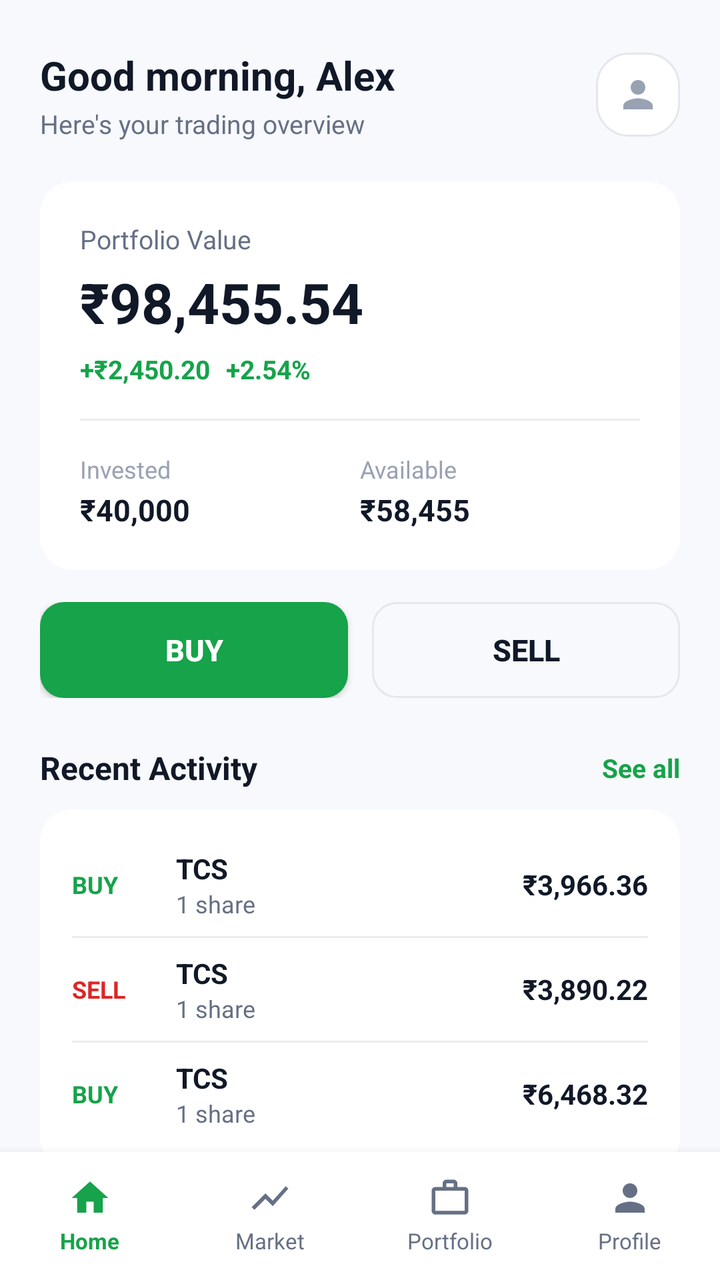
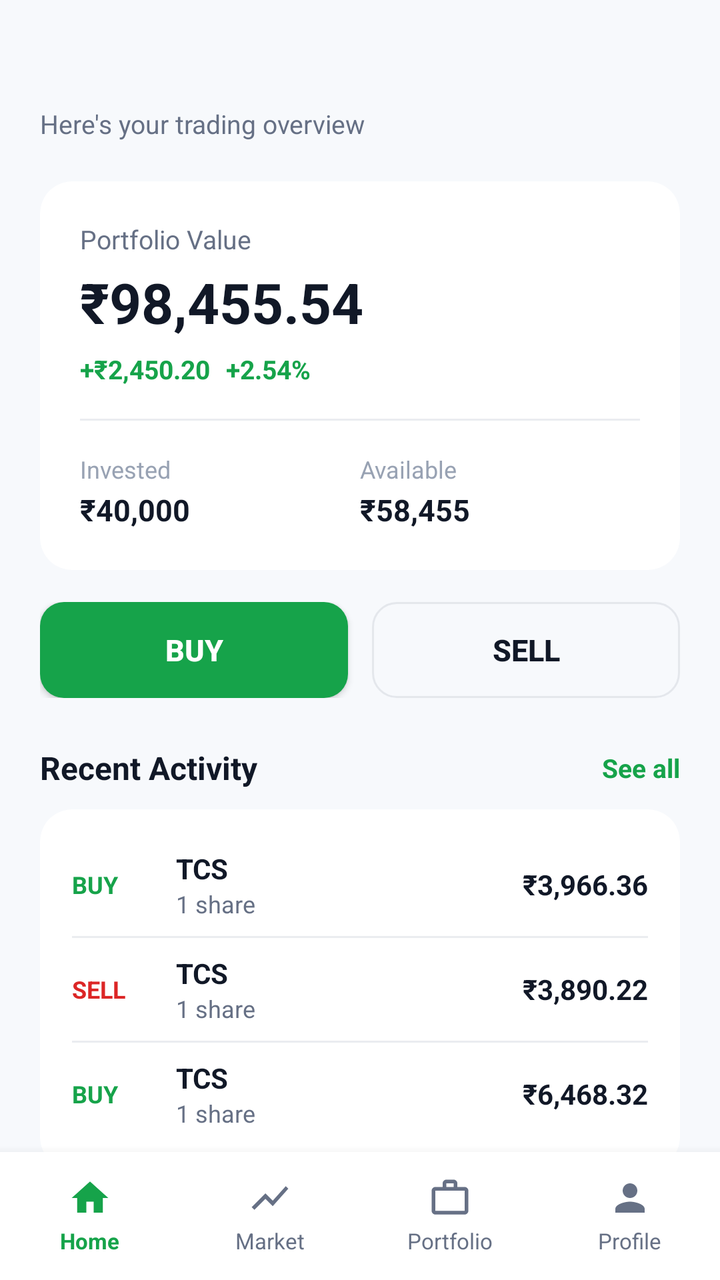

Before-and-after screenshots of an Android layout around one commit, followed by the original layout XML and the change that was made.
<!-- AndroidManifest.xml: application theme Theme.Bourse -->
<!-- res/layout/activity_main.xml -->
<?xml version="1.0" encoding="utf-8"?>
<androidx.constraintlayout.widget.ConstraintLayout xmlns:android="http://schemas.android.com/apk/res/android"
    xmlns:app="http://schemas.android.com/apk/res-auto"
    xmlns:tools="http://schemas.android.com/tools"
    android:id="@+id/main"
    android:layout_width="match_parent"
    android:layout_height="match_parent"
    android:background="@color/bourse_background"
    tools:context=".MainActivity">

    
    <ScrollView
        android:layout_width="0dp"
        android:layout_height="0dp"
        android:fillViewport="true"
        android:scrollbars="none"
        app:layout_constraintBottom_toTopOf="@id/bottomNavContainer"
        app:layout_constraintEnd_toEndOf="parent"
        app:layout_constraintStart_toStartOf="parent"
        app:layout_constraintTop_toTopOf="parent">

        <androidx.constraintlayout.widget.ConstraintLayout
            android:layout_width="match_parent"
            android:layout_height="wrap_content"
            android:paddingStart="20dp"
            android:paddingEnd="20dp"
            android:paddingTop="24dp"
            android:paddingBottom="24dp">

            
            <LinearLayout
                android:id="@+id/headerLayout"
                android:layout_width="0dp"
                android:layout_height="wrap_content"
                android:orientation="horizontal"
                android:gravity="center_vertical"
                app:layout_constraintEnd_toEndOf="parent"
                app:layout_constraintStart_toStartOf="parent"
                app:layout_constraintTop_toTopOf="parent">

                <LinearLayout
                    android:layout_width="0dp"
                    android:layout_height="wrap_content"
                    android:layout_weight="1"
                    android:orientation="vertical">

                    <TextView
                        android:id="@+id/tvGreeting"
                        android:layout_width="wrap_content"
                        android:layout_height="wrap_content"
                        android:text="Good morning, Alex"
                        android:textColor="@color/bourse_text_primary"
                        android:textSize="20sp"
                        android:textStyle="bold" />

                    <TextView
                        android:id="@+id/tvSubtitle"
                        android:layout_width="wrap_content"
                        android:layout_height="wrap_content"
                        android:layout_marginTop="2dp"
                        android:text="Here&apos;s your trading overview"
                        android:textColor="@color/bourse_text_secondary"
                        android:textSize="13sp" />
                </LinearLayout>

                
                <FrameLayout
                    android:id="@+id/flProfile"
                    android:layout_width="42dp"
                    android:layout_height="42dp"
                    android:background="@drawable/bg_logo_container"
                    android:clickable="true"
                    android:focusable="true">

                    <ImageView
                        android:layout_width="22dp"
                        android:layout_height="22dp"
                        android:layout_gravity="center"
                        android:contentDescription="Profile"
                        android:src="@drawable/ic_user" />
                </FrameLayout>
            </LinearLayout>

            
            <androidx.cardview.widget.CardView
                android:id="@+id/cardPortfolio"
                android:layout_width="0dp"
                android:layout_height="wrap_content"
                android:layout_marginTop="20dp"
                app:cardBackgroundColor="@color/bourse_surface"
                app:cardCornerRadius="16dp"
                app:cardElevation="0dp"
                app:strokeWidth="1dp"
                app:strokeColor="@color/bourse_border"
                app:layout_constraintEnd_toEndOf="parent"
                app:layout_constraintStart_toStartOf="parent"
                app:layout_constraintTop_toBottomOf="@id/headerLayout">

                <LinearLayout
                    android:layout_width="match_parent"
                    android:layout_height="wrap_content"
                    android:orientation="vertical"
                    android:padding="20dp">

                    <TextView
                        android:layout_width="wrap_content"
                        android:layout_height="wrap_content"
                        android:text="Portfolio Value"
                        android:textColor="@color/bourse_text_secondary"
                        android:textSize="13sp" />

                    <TextView
                        android:id="@+id/tvPortfolioValue"
                        android:layout_width="wrap_content"
                        android:layout_height="wrap_content"
                        android:layout_marginTop="4dp"
                        android:text="₹98,455.54"
                        android:textColor="@color/bourse_text_primary"
                        android:textSize="28sp"
                        android:textStyle="bold" />

                    <LinearLayout
                        android:layout_width="wrap_content"
                        android:layout_height="wrap_content"
                        android:layout_marginTop="6dp"
                        android:gravity="center_vertical"
                        android:orientation="horizontal">

                        <TextView
                            android:id="@+id/tvPortfolioChangeAmount"
                            android:layout_width="wrap_content"
                            android:layout_height="wrap_content"
                            android:text="+₹2,450.20"
                            android:textColor="@color/bourse_profit"
                            android:textSize="13sp"
                            android:textStyle="bold" />

                        <TextView
                            android:id="@+id/tvPortfolioChangePercent"
                            android:layout_width="wrap_content"
                            android:layout_height="wrap_content"
                            android:layout_marginStart="8dp"
                            android:text="+2.54%"
                            android:textColor="@color/bourse_profit"
                            android:textSize="13sp"
                            android:textStyle="bold" />
                    </LinearLayout>

                    <View
                        android:layout_width="match_parent"
                        android:layout_height="1dp"
                        android:layout_marginTop="16dp"
                        android:layout_marginBottom="16dp"
                        android:background="@color/bourse_divider" />

                    
                    <LinearLayout
                        android:layout_width="match_parent"
                        android:layout_height="wrap_content"
                        android:orientation="horizontal">

                        <LinearLayout
                            android:layout_width="0dp"
                            android:layout_height="wrap_content"
                            android:layout_weight="1"
                            android:orientation="vertical">

                            <TextView
                                android:layout_width="wrap_content"
                                android:layout_height="wrap_content"
                                android:text="Invested"
                                android:textColor="@color/bourse_text_tertiary"
                                android:textSize="12sp" />

                            <TextView
                                android:id="@+id/tvInvestedValue"
                                android:layout_width="wrap_content"
                                android:layout_height="wrap_content"
                                android:layout_marginTop="2dp"
                                android:text="₹40,000"
                                android:textColor="@color/bourse_text_primary"
                                android:textSize="15sp"
                                android:textStyle="bold" />
                        </LinearLayout>

                        <LinearLayout
                            android:layout_width="0dp"
                            android:layout_height="wrap_content"
                            android:layout_weight="1"
                            android:orientation="vertical">

                            <TextView
                                android:layout_width="wrap_content"
                                android:layout_height="wrap_content"
                                android:text="Available"
                                android:textColor="@color/bourse_text_tertiary"
                                android:textSize="12sp" />

                            <TextView
                                android:id="@+id/tvAvailableValue"
                                android:layout_width="wrap_content"
                                android:layout_height="wrap_content"
                                android:layout_marginTop="2dp"
                                android:text="₹58,455"
                                android:textColor="@color/bourse_text_primary"
                                android:textSize="15sp"
                                android:textStyle="bold" />
                        </LinearLayout>
                    </LinearLayout>

                </LinearLayout>
            </androidx.cardview.widget.CardView>

            
            <LinearLayout
                android:id="@+id/actionsLayout"
                android:layout_width="0dp"
                android:layout_height="wrap_content"
                android:layout_marginTop="16dp"
                android:orientation="horizontal"
                app:layout_constraintEnd_toEndOf="parent"
                app:layout_constraintStart_toStartOf="parent"
                app:layout_constraintTop_toBottomOf="@id/cardPortfolio">

                <androidx.appcompat.widget.AppCompatButton
                    android:id="@+id/btnBuy"
                    android:layout_width="0dp"
                    android:layout_height="48dp"
                    android:layout_weight="1"
                    android:background="@drawable/bg_login_button"
                    android:text="BUY"
                    android:textAllCaps="false"
                    android:textColor="@color/bourse_button_text"
                    android:textSize="15sp"
                    android:textStyle="bold" />

                <Space
                    android:layout_width="12dp"
                    android:layout_height="wrap_content" />

                <androidx.appcompat.widget.AppCompatButton
                    android:id="@+id/btnSell"
                    android:layout_width="0dp"
                    android:layout_height="48dp"
                    android:layout_weight="1"
                    android:background="@drawable/bg_secondary_button"
                    android:text="SELL"
                    android:textAllCaps="false"
                    android:textColor="@color/bourse_text_primary"
                    android:textSize="15sp"
                    android:textStyle="bold" />
            </LinearLayout>

            
            <LinearLayout
                android:id="@+id/activityHeader"
                android:layout_width="0dp"
                android:layout_height="wrap_content"
                android:layout_marginTop="24dp"
                android:gravity="center_vertical"
                android:orientation="horizontal"
                app:layout_constraintEnd_toEndOf="parent"
                app:layout_constraintStart_toStartOf="parent"
                app:layout_constraintTop_toBottomOf="@id/actionsLayout">

                <TextView
                    android:layout_width="0dp"
                    android:layout_height="wrap_content"
                    android:layout_weight="1"
                    android:text="Recent Activity"
                    android:textColor="@color/bourse_text_primary"
                    android:textSize="16sp"
                    android:textStyle="bold" />

                <TextView
                    android:id="@+id/tvSeeAllActivity"
                    android:layout_width="wrap_content"
                    android:layout_height="wrap_content"
                    android:clickable="true"
                    android:focusable="true"
                    android:text="See all"
                    android:textColor="@color/bourse_action_text"
                    android:textSize="13sp"
                    android:textStyle="bold" />
            </LinearLayout>

            <androidx.cardview.widget.CardView
                android:id="@+id/cardActivity"
                android:layout_width="0dp"
                android:layout_height="wrap_content"
                android:layout_marginTop="10dp"
                app:cardBackgroundColor="@color/bourse_surface"
                app:cardCornerRadius="16dp"
                app:cardElevation="0dp"
                app:strokeWidth="1dp"
                app:strokeColor="@color/bourse_border"
                app:layout_constraintEnd_toEndOf="parent"
                app:layout_constraintStart_toStartOf="parent"
                app:layout_constraintTop_toBottomOf="@id/activityHeader">

                <LinearLayout
                    android:layout_width="match_parent"
                    android:layout_height="wrap_content"
                    android:orientation="vertical"
                    android:paddingStart="16dp"
                    android:paddingEnd="16dp"
                    android:paddingTop="12dp"
                    android:paddingBottom="12dp">

                    
                    <LinearLayout
                        android:id="@+id/layoutTx1"
                        android:layout_width="match_parent"
                        android:layout_height="wrap_content"
                        android:gravity="center_vertical"
                        android:orientation="horizontal"
                        android:paddingTop="8dp"
                        android:paddingBottom="8dp">

                        <TextView
                            android:id="@+id/tvTx1Type"
                            android:layout_width="52dp"
                            android:layout_height="wrap_content"
                            android:text="BUY"
                            android:textColor="@color/bourse_buy"
                            android:textSize="12sp"
                            android:textStyle="bold" />

                        <LinearLayout
                            android:layout_width="0dp"
                            android:layout_height="wrap_content"
                            android:layout_weight="1"
                            android:orientation="vertical">

                            <TextView
                                android:id="@+id/tvTx1Symbol"
                                android:layout_width="wrap_content"
                                android:layout_height="wrap_content"
                                android:text="TCS"
                                android:textColor="@color/bourse_text_primary"
                                android:textSize="14sp"
                                android:textStyle="bold" />

                            <TextView
                                android:id="@+id/tvTx1Details"
                                android:layout_width="wrap_content"
                                android:layout_height="wrap_content"
                                android:text="1 share"
                                android:textColor="@color/bourse_text_secondary"
                                android:textSize="12sp" />
                        </LinearLayout>

                        <TextView
                            android:id="@+id/tvTx1Amount"
                            android:layout_width="wrap_content"
                            android:layout_height="wrap_content"
                            android:text="₹3,966.36"
                            android:textColor="@color/bourse_text_primary"
                            android:textSize="14sp"
                            android:textStyle="bold" />
                    </LinearLayout>

                    <View
                        android:id="@+id/divider1"
                        android:layout_width="match_parent"
                        android:layout_height="1dp"
                        android:background="@color/bourse_divider" />

                    
                    <LinearLayout
                        android:id="@+id/layoutTx2"
                        android:layout_width="match_parent"
                        android:layout_height="wrap_content"
                        android:gravity="center_vertical"
                        android:orientation="horizontal"
                        android:paddingTop="8dp"
                        android:paddingBottom="8dp">

                        <TextView
                            android:id="@+id/tvTx2Type"
                            android:layout_width="52dp"
                            android:layout_height="wrap_content"
                            android:text="SELL"
                            android:textColor="@color/bourse_sell"
                            android:textSize="12sp"
                            android:textStyle="bold" />

                        <LinearLayout
                            android:layout_width="0dp"
                            android:layout_height="wrap_content"
                            android:layout_weight="1"
                            android:orientation="vertical">

                            <TextView
                                android:id="@+id/tvTx2Symbol"
                                android:layout_width="wrap_content"
                                android:layout_height="wrap_content"
                                android:text="TCS"
                                android:textColor="@color/bourse_text_primary"
                                android:textSize="14sp"
                                android:textStyle="bold" />

                            <TextView
                                android:id="@+id/tvTx2Details"
                                android:layout_width="wrap_content"
                                android:layout_height="wrap_content"
                                android:text="1 share"
                                android:textColor="@color/bourse_text_secondary"
                                android:textSize="12sp" />
                        </LinearLayout>

                        <TextView
                            android:id="@+id/tvTx2Amount"
                            android:layout_width="wrap_content"
                            android:layout_height="wrap_content"
                            android:text="₹3,890.22"
                            android:textColor="@color/bourse_text_primary"
                            android:textSize="14sp"
                            android:textStyle="bold" />
                    </LinearLayout>

                    <View
                        android:id="@+id/divider2"
                        android:layout_width="match_parent"
                        android:layout_height="1dp"
                        android:background="@color/bourse_divider" />

                    
                    <LinearLayout
                        android:id="@+id/layoutTx3"
                        android:layout_width="match_parent"
                        android:layout_height="wrap_content"
                        android:gravity="center_vertical"
                        android:orientation="horizontal"
                        android:paddingTop="8dp"
                        android:paddingBottom="8dp">

                        <TextView
                            android:id="@+id/tvTx3Type"
                            android:layout_width="52dp"
                            android:layout_height="wrap_content"
                            android:text="BUY"
                            android:textColor="@color/bourse_buy"
                            android:textSize="12sp"
                            android:textStyle="bold" />

                        <LinearLayout
                            android:layout_width="0dp"
                            android:layout_height="wrap_content"
                            android:layout_weight="1"
                            android:orientation="vertical">

                            <TextView
                                android:id="@+id/tvTx3Symbol"
                                android:layout_width="wrap_content"
                                android:layout_height="wrap_content"
                                android:text="TCS"
                                android:textColor="@color/bourse_text_primary"
                                android:textSize="14sp"
                                android:textStyle="bold" />

                            <TextView
                                android:id="@+id/tvTx3Details"
                                android:layout_width="wrap_content"
                                android:layout_height="wrap_content"
                                android:text="1 share"
                                android:textColor="@color/bourse_text_secondary"
                                android:textSize="12sp" />
                        </LinearLayout>

                        <TextView
                            android:id="@+id/tvTx3Amount"
                            android:layout_width="wrap_content"
                            android:layout_height="wrap_content"
                            android:text="₹6,468.32"
                            android:textColor="@color/bourse_text_primary"
                            android:textSize="14sp"
                            android:textStyle="bold" />
                    </LinearLayout>

                </LinearLayout>
            </androidx.cardview.widget.CardView>

        </androidx.constraintlayout.widget.ConstraintLayout>
    </ScrollView>

    
    <LinearLayout
        android:id="@+id/bottomNavContainer"
        android:layout_width="0dp"
        android:layout_height="64dp"
        android:background="@color/bourse_surface"
        android:elevation="8dp"
        android:orientation="horizontal"
        app:layout_constraintBottom_toBottomOf="parent"
        app:layout_constraintEnd_toEndOf="parent"
        app:layout_constraintStart_toStartOf="parent">

        
        <LinearLayout
            android:id="@+id/navHome"
            android:layout_width="0dp"
            android:layout_height="match_parent"
            android:layout_weight="1"
            android:background="?attr/selectableItemBackground"
            android:gravity="center"
            android:orientation="vertical">

            <ImageView
                android:layout_width="22dp"
                android:layout_height="22dp"
                android:contentDescription="Home"
                android:src="@drawable/ic_home"
                app:tint="@color/bourse_action_text" />

            <TextView
                android:layout_width="wrap_content"
                android:layout_height="wrap_content"
                android:layout_marginTop="3dp"
                android:text="Home"
                android:textColor="@color/bourse_action_text"
                android:textSize="11sp"
                android:textStyle="bold" />
        </LinearLayout>

        
        <LinearLayout
            android:id="@+id/navMarket"
            android:layout_width="0dp"
            android:layout_height="match_parent"
            android:layout_weight="1"
            android:background="?attr/selectableItemBackground"
            android:gravity="center"
            android:orientation="vertical">

            <ImageView
                android:layout_width="22dp"
                android:layout_height="22dp"
                android:contentDescription="Market"
                android:src="@drawable/ic_market"
                app:tint="@color/bourse_text_secondary" />

            <TextView
                android:layout_width="wrap_content"
                android:layout_height="wrap_content"
                android:layout_marginTop="3dp"
                android:text="Market"
                android:textColor="@color/bourse_text_secondary"
                android:textSize="11sp" />
        </LinearLayout>

        
        <LinearLayout
            android:id="@+id/navPortfolio"
            android:layout_width="0dp"
            android:layout_height="match_parent"
            android:layout_weight="1"
            android:background="?attr/selectableItemBackground"
            android:gravity="center"
            android:orientation="vertical">

            <ImageView
                android:layout_width="22dp"
                android:layout_height="22dp"
                android:contentDescription="Portfolio"
                android:src="@drawable/ic_portfolio"
                app:tint="@color/bourse_text_secondary" />

            <TextView
                android:layout_width="wrap_content"
                android:layout_height="wrap_content"
                android:layout_marginTop="3dp"
                android:text="Portfolio"
                android:textColor="@color/bourse_text_secondary"
                android:textSize="11sp" />
        </LinearLayout>

        
        <LinearLayout
            android:id="@+id/navProfile"
            android:layout_width="0dp"
            android:layout_height="match_parent"
            android:layout_weight="1"
            android:background="?attr/selectableItemBackground"
            android:gravity="center"
            android:orientation="vertical">

            <ImageView
                android:layout_width="22dp"
                android:layout_height="22dp"
                android:contentDescription="Profile"
                android:src="@drawable/ic_profile"
                app:tint="@color/bourse_text_secondary" />

            <TextView
                android:layout_width="wrap_content"
                android:layout_height="wrap_content"
                android:layout_marginTop="3dp"
                android:text="Profile"
                android:textColor="@color/bourse_text_secondary"
                android:textSize="11sp" />
        </LinearLayout>

    </LinearLayout>

</androidx.constraintlayout.widget.ConstraintLayout>
<!-- resources referenced by this layout -->
<resources>
  <color name="bourse_action_text">#16A34A</color>
  <color name="bourse_background">#F7F9FC</color>
  <color name="bourse_border">#E4E7EC</color>
  <color name="bourse_button_text">#FFFFFF</color>
  <color name="bourse_buy">#16A34A</color>
  <color name="bourse_divider">#EAECF0</color>
  <color name="bourse_profit">#16A34A</color>
  <color name="bourse_sell">#DC2626</color>
  <color name="bourse_surface">#FFFFFF</color>
  <color name="bourse_text_primary">#111827</color>
  <color name="bourse_text_secondary">#667085</color>
  <color name="bourse_text_tertiary">#98A2B3</color>
  <!-- drawable bg_login_button (drawable) -->
  <?xml version="1.0" encoding="utf-8"?>
  <shape xmlns:android="http://schemas.android.com/apk/res/android"
      android:shape="rectangle">
  
      <solid android:color="@color/bourse_button_background" />
  
      <corners android:radius="12dp" />
  
  </shape>
  <!-- drawable bg_logo_container (drawable) -->
  <?xml version="1.0" encoding="utf-8"?>
  <shape xmlns:android="http://schemas.android.com/apk/res/android"
      android:shape="rectangle">
  
      <solid android:color="@color/bourse_surface" />
  
      <corners android:radius="16dp" />
  
      <stroke
          android:width="1dp"
          android:color="@color/bourse_border" />
  
  </shape>
  <!-- drawable bg_secondary_button (drawable) -->
  <?xml version="1.0" encoding="utf-8"?>
  <shape xmlns:android="http://schemas.android.com/apk/res/android"
      android:shape="rectangle">
  
      <solid android:color="@android:color/transparent" />
  
      <corners android:radius="12dp" />
  
      <stroke
          android:width="1dp"
          android:color="@color/bourse_border" />
  
  </shape>
  <!-- drawable ic_home (drawable) -->
  <vector xmlns:android="http://schemas.android.com/apk/res/android"
      android:width="24dp"
      android:height="24dp"
      android:viewportWidth="24"
      android:viewportHeight="24">
    <path
        android:fillColor="@android:color/white"
        android:pathData="M10,20v-6h4v6h5v-8h3L12,3 2,12h3v8z"/>
  </vector>
  <!-- drawable ic_market (drawable) -->
  <vector xmlns:android="http://schemas.android.com/apk/res/android"
      android:width="24dp"
      android:height="24dp"
      android:viewportWidth="24"
      android:viewportHeight="24">
    <path
        android:fillColor="@android:color/white"
        android:pathData="M3.5,18.49l6,-6.01 4,4L22,6.92l-1.41,-1.41 -7.09,7.97 -4,-4L2,16.99z"/>
  </vector>
  <!-- drawable ic_portfolio (drawable) -->
  <vector xmlns:android="http://schemas.android.com/apk/res/android"
      android:width="24dp"
      android:height="24dp"
      android:viewportWidth="24"
      android:viewportHeight="24">
    <path
        android:fillColor="@android:color/white"
        android:pathData="M20,6h-4V4c0,-1.1 -0.9,-2 -2,-2h-4c-1.1,0 -2,0.9 -2,2v2H4c-1.1,0 -2,0.9 -2,2v11c0,1.1 0.9,2 2,2h16c1.1,0 2,-0.9 2,-2V8c0,-1.1 -0.9,-2 -2,-2zM10,4h4v2h-4V4zM20,19H4V8h16v11z"/>
  </vector>
  <!-- drawable ic_profile (drawable) -->
  <vector xmlns:android="http://schemas.android.com/apk/res/android"
      android:width="24dp"
      android:height="24dp"
      android:viewportWidth="24"
      android:viewportHeight="24">
    <path
        android:fillColor="@android:color/white"
        android:pathData="M12,12c2.21,0 4,-1.79 4,-4s-1.79,-4 -4,-4 -4,1.79 -4,4 1.79,4 4,4zM12,14c-2.67,0 -8,1.34 -8,4v2h16v-2c0,-2.66 -5.33,-4 -8,-4z"/>
  </vector>
  <!-- drawable ic_user (drawable) -->
  <vector xmlns:android="http://schemas.android.com/apk/res/android"
      android:width="24dp"
      android:height="24dp"
      android:viewportWidth="24"
      android:viewportHeight="24">
    <path
        android:fillColor="@color/bourse_text_tertiary"
        android:pathData="M12,12c2.21,0 4,-1.79 4,-4s-1.79,-4 -4,-4 -4,1.79 -4,4 1.79,4 4,4zM12,14c-2.67,0 -8,1.34 -8,4v2h16v-2c0,-2.66 -5.33,-4 -8,-4z"/>
  </vector>
  <color name="bourse_button_background">#16A34A</color>
  <color name="bourse_primary">#1B5E20</color>
  <color name="bourse_primary_light">#4CAF50</color>
  <!-- unchanged entries left out for length: 1 -->
</resources>

<!-- the commit's change to res/layout/activity_main.xml (unified diff, before → after) -->
@@ -32,53 +32,28 @@
                 android:id="@+id/headerLayout"
                 android:layout_width="0dp"
                 android:layout_height="wrap_content"
-                android:orientation="horizontal"
-                android:gravity="center_vertical"
+                android:orientation="vertical"
                 app:layout_constraintEnd_toEndOf="parent"
                 app:layout_constraintStart_toStartOf="parent"
                 app:layout_constraintTop_toTopOf="parent">
 
-                <LinearLayout
-                    android:layout_width="0dp"
+                <TextView
+                    android:id="@+id/tvGreeting"
+                    android:layout_width="wrap_content"
                     android:layout_height="wrap_content"
-                    android:layout_weight="1"
-                    android:orientation="vertical">
-
-                    <TextView
-                        android:id="@+id/tvGreeting"
-                        android:layout_width="wrap_content"
-                        android:layout_height="wrap_content"
-                        android:text="Good morning, Alex"
-                        android:textColor="@color/bourse_text_primary"
-                        android:textSize="20sp"
-                        android:textStyle="bold" />
-
-                    <TextView
-                        android:id="@+id/tvSubtitle"
-                        android:layout_width="wrap_content"
-                        android:layout_height="wrap_content"
-                        android:layout_marginTop="2dp"
-                        android:text="Here&apos;s your trading overview"
-                        android:textColor="@color/bourse_text_secondary"
-                        android:textSize="13sp" />
-                </LinearLayout>
-
-                
-                <FrameLayout
-                    android:id="@+id/flProfile"
-                    android:layout_width="42dp"
-                    android:layout_height="42dp"
-                    android:background="@drawable/bg_logo_container"
-                    android:clickable="true"
-                    android:focusable="true">
-
-                    <ImageView
-                        android:layout_width="22dp"
-                        android:layout_height="22dp"
-                        android:layout_gravity="center"
-                        android:contentDescription="Profile"
-                        android:src="@drawable/ic_user" />
-                </FrameLayout>
+                    android:text=""
+                    android:textColor="@color/bourse_text_primary"
+                    android:textSize="20sp"
+                    android:textStyle="bold" />
+
+                <TextView
+                    android:id="@+id/tvSubtitle"
+                    android:layout_width="wrap_content"
+                    android:layout_height="wrap_content"
+                    android:layout_marginTop="2dp"
+                    android:text="Here&apos;s your trading overview"
+                    android:textColor="@color/bourse_text_secondary"
+                    android:textSize="13sp" />
             </LinearLayout>
 
             
<!-- resource entries referenced after the edit -->
@@ -20,20 +20,6 @@
       <solid android:color="@color/bourse_button_background" />
   
       <corners android:radius="12dp" />
-  
-  </shape>
-  <!-- drawable bg_logo_container (drawable) -->
-  <?xml version="1.0" encoding="utf-8"?>
-  <shape xmlns:android="http://schemas.android.com/apk/res/android"
-      android:shape="rectangle">
-  
-      <solid android:color="@color/bourse_surface" />
-  
-      <corners android:radius="16dp" />
-  
-      <stroke
-          android:width="1dp"
-          android:color="@color/bourse_border" />
   
   </shape>
   <!-- drawable bg_secondary_button (drawable) -->
@@ -90,16 +76,6 @@
         android:fillColor="@android:color/white"
         android:pathData="M12,12c2.21,0 4,-1.79 4,-4s-1.79,-4 -4,-4 -4,1.79 -4,4 1.79,4 4,4zM12,14c-2.67,0 -8,1.34 -8,4v2h16v-2c0,-2.66 -5.33,-4 -8,-4z"/>
   </vector>
-  <!-- drawable ic_user (drawable) -->
-  <vector xmlns:android="http://schemas.android.com/apk/res/android"
-      android:width="24dp"
-      android:height="24dp"
-      android:viewportWidth="24"
-      android:viewportHeight="24">
-    <path
-        android:fillColor="@color/bourse_text_tertiary"
-        android:pathData="M12,12c2.21,0 4,-1.79 4,-4s-1.79,-4 -4,-4 -4,1.79 -4,4 1.79,4 4,4zM12,14c-2.67,0 -8,1.34 -8,4v2h16v-2c0,-2.66 -5.33,-4 -8,-4z"/>
-  </vector>
   <color name="bourse_button_background">#16A34A</color>
   <color name="bourse_primary">#1B5E20</color>
   <color name="bourse_primary_light">#4CAF50</color>
